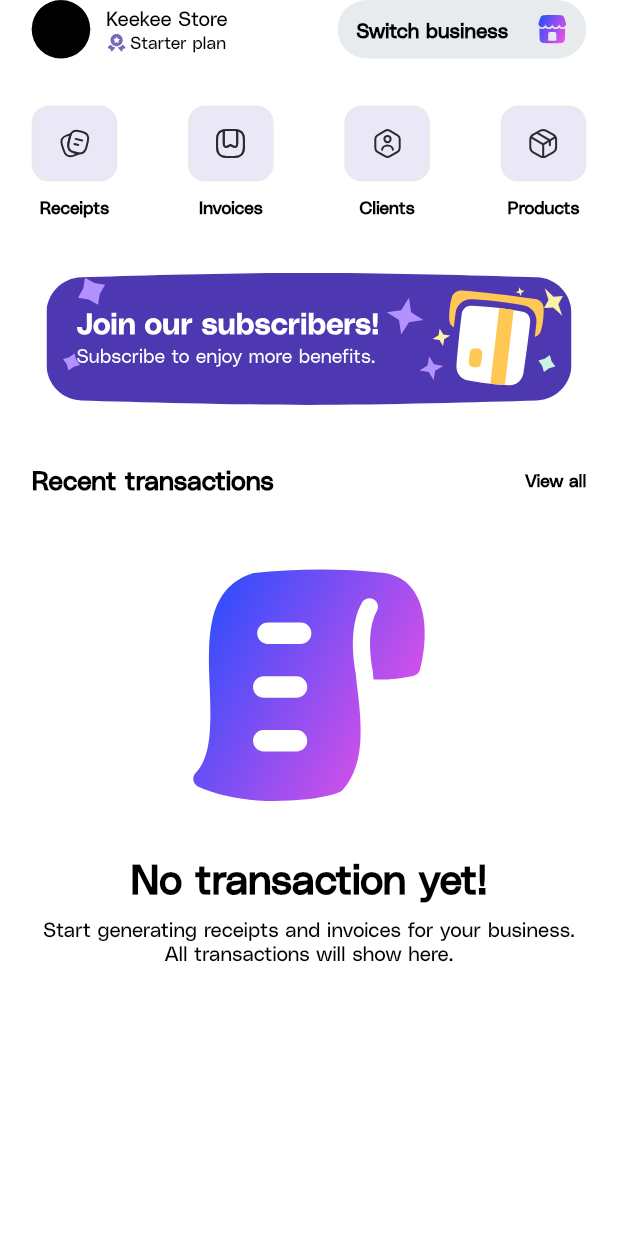
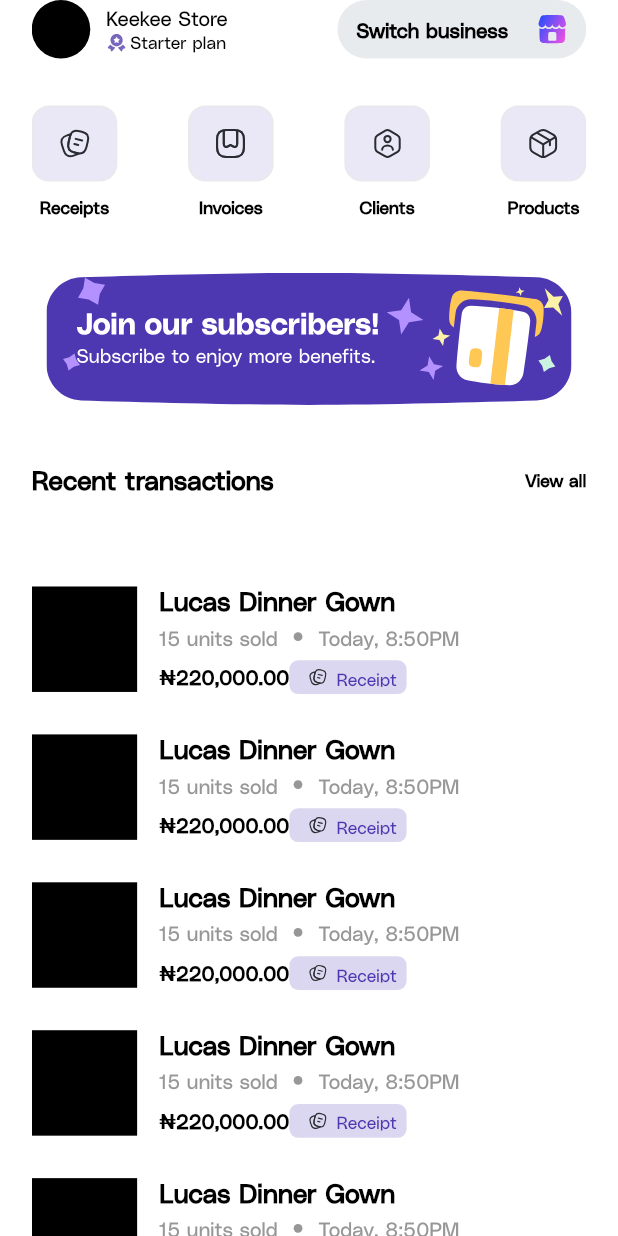
Before and after one commit to MaxTrent/payvidence, a Flutter app: the HomeScreen screen opened by its route, on a phone screen of 412 x 824 dp. Run offline on Flutter 3.47's test engine with Material 3 defaults, Android fonts, the phone set to English and light mode, and no system bars; our stand-ins replace flutter_riverpod, flutter_screenutil, flutter_svg, go_router, pinput.

Commit message:
homepage transactions

```diff
--- a/lib/constants/app_colors.dart
+++ b/lib/constants/app_colors.dart
@@ -8,6 +8,7 @@ const Color appGrey = Color(0xffD9D9D9);
 const Color appGrey1 = Color(0xffF8F8F8);
 const Color appGrey2 = Color(0xffE8EBEE);
 const Color appGrey3 = Color(0xffEAE7F6);
+const Color appGrey4 = Color(0xff979797);
 const Color borderGrey = Color(0xffE9E9E9)
 ;const Color scaffoldBackground = Color(0xffE3DDFF);
 const Color borderColor = Color(0xffB8B8B8);
--- a/lib/screens/nav_screens/home.dart
+++ b/lib/screens/nav_screens/home.dart
@@ -17,8 +17,8 @@ class HomeScreen extends StatelessWidget {
       body: SafeArea(
           child: Padding(
         padding: EdgeInsets.symmetric(horizontal: 20.w),
-        child: Column(
-          crossAxisAlignment: CrossAxisAlignment.center,
+        child: ListView(
+          // crossAxisAlignment: CrossAxisAlignment.center,
           children: [
             Row(
               mainAxisAlignment: MainAxisAlignment.spaceBetween,
@@ -118,14 +118,105 @@ class HomeScreen extends StatelessWidget {
               ],
             ),
             SizedBox(height: 48.h,),
-            SvgPicture.asset(Assets.svg.emptyTransaction),
-            SizedBox(height: 32.h,),
-            Text('No transaction yet!', style: Theme.of(context).textTheme.displayLarge,),
-          SizedBox(height: 10.h,),
-            Text('Start generating receipts and invoices for your business. All transactions will show here.',textAlign: TextAlign.center, style: Theme.of(context).textTheme.displaySmall!.copyWith(fontSize: 14.sp, ))
+            TransactionTile(),
+            TransactionTile(),
+            TransactionTile(),
+            TransactionTile(),
+            TransactionTile(),
+            TransactionTile(),
+            // Column(
+            //   crossAxisAlignment: CrossAxisAlignment.center,
+            //   children: [
+            //     SvgPicture.asset(Assets.svg.emptyTransaction),
+            //     SizedBox(height: 32.h,),
+            //     Text('No transaction yet!', style: Theme.of(context).textTheme.displayLarge,),
+            //               SizedBox(height: 10.h,),
+            //     Text('Start generating receipts and invoices for your business. All transactions will show here.',textAlign: TextAlign.center, style: Theme.of(context).textTheme.displaySmall!.copyWith(fontSize: 14.sp, )),
+            //   ],
+            // )
           ],
         ),
       )),
     );
   }
 }
+
+class TransactionTile extends StatelessWidget {
+  const TransactionTile({
+    super.key,
+  });
+
+  @override
+  Widget build(BuildContext context) {
+    return Container(
+      height: 101.h,
+      decoration: BoxDecoration(
+        color: Colors.transparent
+      ),
+      child: Row(
+        crossAxisAlignment: CrossAxisAlignment.center,
+        children: [
+          Container(
+            height: 72.h,
+            width: 72.h,
+            decoration: BoxDecoration(
+              color: Colors.black
+            ),
+          ),
+          SizedBox(width: 14.w,),
+          Column(
+            mainAxisAlignment: MainAxisAlignment.center,
+            crossAxisAlignment: CrossAxisAlignment.start,
+            children: [
+              Text('Lucas Dinner Gown', style: Theme.of(context).textTheme.displayMedium,),
+            SizedBox(height: 6.h,),
+              Row(
+                children: [
+                  Text('15 units sold', style: Theme.of(context).textTheme.displaySmall!.copyWith(fontSize: 14.sp, color: appGrey4)),
+               SizedBox(width: 10.w,),
+                  Container(
+                 height: 6.h,
+                 width: 6.h,
+                 decoration: BoxDecoration(
+                   color: appGrey4,
+                   borderRadius: BorderRadius.circular(24.r)
+
+                 ),
+               ),
+                  SizedBox(width: 10.w,),
+                  Text('Today, 8:50PM', style: Theme.of(context).textTheme.displaySmall!.copyWith(fontSize: 14.sp, color: appGrey4)),
+
+                ],
+              ),
+              SizedBox(height: 8.h,),
+              Row(
+                mainAxisAlignment: MainAxisAlignment.spaceBetween,
+                children: [
+                  Text('₦220,000.00', style: Theme.of(context).textTheme.displayMedium!.copyWith(fontSize: 14.sp)),
+               Container(
+                 height: 23.h,
+                 padding: EdgeInsets.symmetric(horizontal: 6.w, vertical: 5.h),
+                 // width: 71.w,
+                 decoration: BoxDecoration(
+                   color: primaryColor2.withOpacity(0.2),
+                   borderRadius: BorderRadius.circular(6.r)
+                 ),
+                 child: Row(
+                   mainAxisAlignment: MainAxisAlignment.spaceBetween,
+                   // crossAxisAlignment: CrossAxisAlignment.center,
+                   children: [
+                     SvgPicture.asset(Assets.svg.receipt, colorFilter: ColorFilter.mode(primaryColor2, BlendMode.dstIn),),
+                     Text('Receipt', style: Theme.of(context).textTheme.displaySmall!.copyWith(fontSize: 12.sp, color: primaryColor2),),
+                   ],
+                 ),
+               )
+                ],
+              )
+            ],
+          ),
+
+        ],
+      ),
+    );
+  }
+}
```
